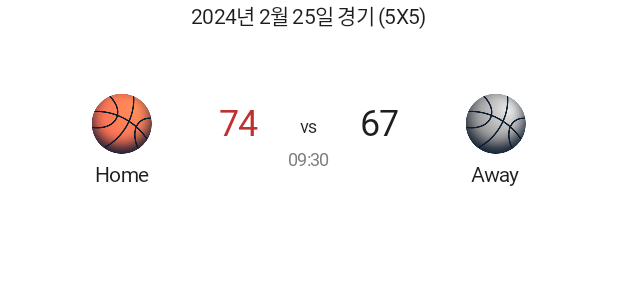
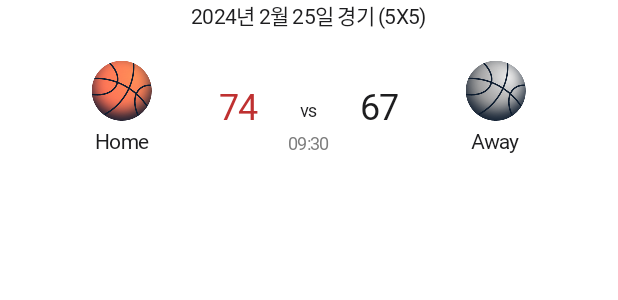
Before and after one commit to BballTending/BballTending-Android, an Android app built with Jetpack Compose: the @Preview function ScoreBoardPreview, on a phone screen of 412 x 824 dp. Shown: the top 300 px of the screen. Run offline under Robolectric (Android 15) with nearby library versions, the light colour scheme and no system bars; our stand-ins replace constraintlayout-compose; Roboto replaces fonts that are not available here.

Commit message:
fix: 버그 수정
의도치 않은 여백이 생기던 버그를 해결함

```diff
--- a/app/src/main/java/com/bballtending/android/feature/home/component/ScoreBoard.kt
+++ b/app/src/main/java/com/bballtending/android/feature/home/component/ScoreBoard.kt
@@ -145,7 +145,6 @@ private fun ScoreBoard(
                 contentDescription = "HomeTeam Logo",
                 modifier = Modifier.constrainAs(homeTeamIconRef) {
                     end.linkTo(scoreLayoutRef.start, margin = 5.dp)
-                    centerVerticallyTo(parent)
                 }
             )
             Text(
@@ -219,7 +218,6 @@ private fun ScoreBoard(
                 contentDescription = "AwayTeam Logo",
                 modifier = Modifier.constrainAs(awayTeamLogoRef) {
                     start.linkTo(scoreLayoutRef.end, margin = 5.dp)
-                    centerVerticallyTo(parent)
                 }
             )
             Text(
```
